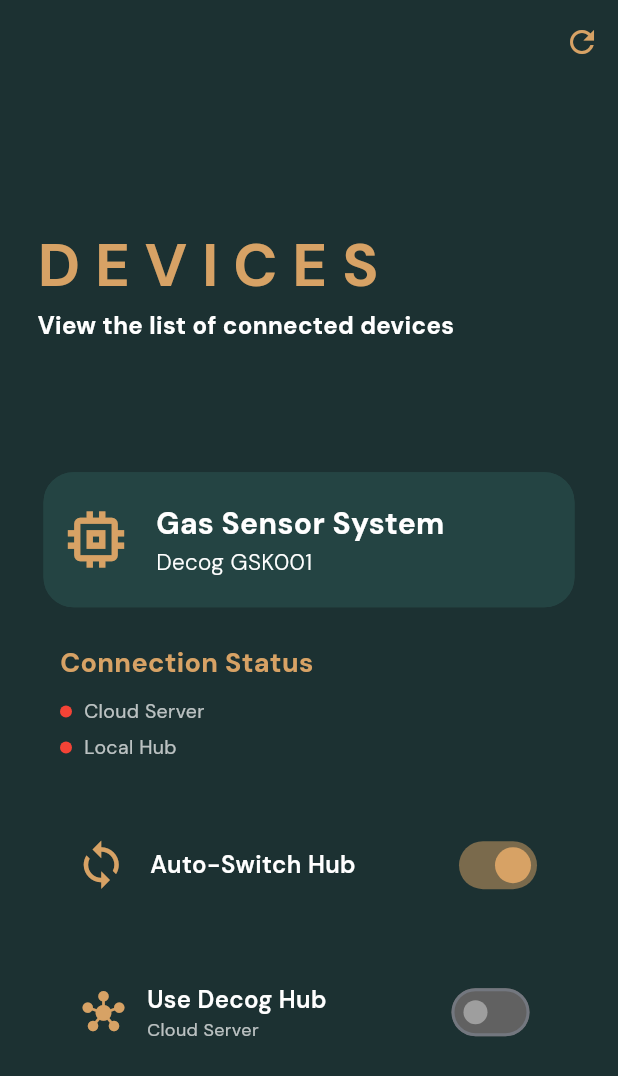
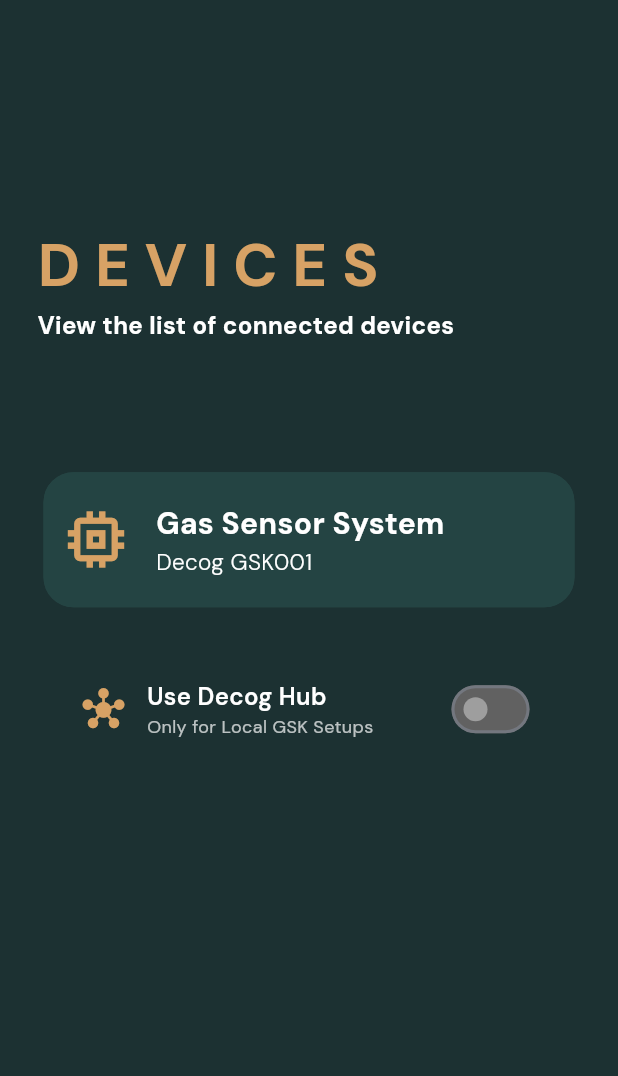
Before and after one commit to DatDevSteve/decog-gsk-connect, a Flutter app: the screen it shows after launch, on a phone screen of 412 x 824 dp. Shown: the top 1076 px of the screen. Run offline on Flutter 3.47's test engine with Material 3 defaults, Android fonts, the phone set to English and light mode, and no system bars; our stand-ins replace google_fonts, shared_preferences, supabase_flutter; accounts and stored records are empty.

Commit message:
Refactor Supabase auto-switch logic and UI
Removed manual auto-switch preference and made auto-switching between cloud and local hub always enabled. Added callback notification for auto-switch events. Updated DeviceList UI to remove auto-switch toggle and connection indicators, simplifying hub switching to a manual override for local setups only.

```diff
--- a/lib/config/supabase_config.dart
+++ b/lib/config/supabase_config.dart
@@ -9,13 +9,14 @@ class SupabaseConfig {
   static const String cloudAnonKey = 'sb_publishable_cNRFJ6aCyp7Ry5dqoj8vkg_KN8B-L79';
 
   // Raspberry Pi (Local Hub) credentials via Tailscale
-  // Replace with your actual Raspberry Pi Tailscale IP and credentials
-  static const String localUrl = 'http://100.111.59.127:8000';  // Your Tailscale IP
+  static const String localUrl = 'http://100.111.59.127:8000';
   static const String localAnonKey = 'eyJhbGciOiJIUzI1NiIsInR5cCI6IkpXVCJ9.eyJyb2xlIjoiYW5vbiIsImlzcyI6InN1cGFiYXNlIiwiaWF0IjoxNzY2MDgyNjAwLCJleHAiOjE5MjM4NDkwMDB9.yb7AUzinWDW754uzbUmWDJyJ_H2ZAg_dXeDFiCwxUVQ';
 
-  // Preference keys
+  // Preference key
   static const String _prefKey = 'use_decog_hub';
-  static const String _autoSwitchKey = 'auto_switch_hub';
+
+  // Callback for auto-switch notifications
+  static void Function(String serverType)? onAutoSwitch;
 
   // Get current hub preference
   static Future<bool> isUsingLocalHub() async {
@@ -27,18 +28,6 @@ class SupabaseConfig {
   static Future<void> setUseLocalHub(bool useLocal) async {
     final prefs = await SharedPreferences.getInstance();
     await prefs.setBool(_prefKey, useLocal);
-  }
-
-  // Get auto-switch preference
-  static Future<bool> getAutoSwitch() async {
-    final prefs = await SharedPreferences.getInstance();
-    return prefs.getBool(_autoSwitchKey) ?? true; // Default to true
-  }
-
-  // Save auto-switch preference
-  static Future<void> setAutoSwitch(bool autoSwitch) async {
-    final prefs = await SharedPreferences.getInstance();
-    await prefs.setBool(_autoSwitchKey, autoSwitch);
   }
 
   // Get current credentials based on preference
@@ -65,15 +54,15 @@ class SupabaseConfig {
     }
   }
 
-  // Initialize or reinitialize Supabase
+  // Initialize or reinitialize Supabase with auto-switch ALWAYS enabled
   static Future<void> initializeSupabase({bool forceReinit = false}) async {
     try {
       bool useLocal = await isUsingLocalHub();
-      final autoSwitch = await getAutoSwitch();
+      bool switched = false;
+      String switchedTo = '';
 
-      // Auto-switch logic if enabled
-      if (autoSwitch) {
-        debugPrint('🔄 Auto-switch enabled, checking connectivity...');
+      // Auto-switch logic (ALWAYS enabled)
+      debugPrint('🔄 Auto-switch checking connectivity...');
 
       if (!useLocal) {
         // Try cloud first
@@ -84,6 +73,8 @@ class SupabaseConfig {
           if (localReachable) {
             debugPrint('✅ Local hub reachable, auto-switching...');
             useLocal = true;
+            switched = true;
+            switchedTo = 'Local Hub';
             await setUseLocalHub(true);
           } else {
             debugPrint('⚠️ Both cloud and local unreachable');
@@ -98,10 +89,11 @@ class SupabaseConfig {
           if (cloudReachable) {
             debugPrint('✅ Cloud reachable, auto-switching...');
             useLocal = false;
+            switched = true;
+            switchedTo = 'Cloud Server';
             await setUseLocalHub(false);
           } else {
             debugPrint('⚠️ Both local and cloud unreachable');
-            }
           }
         }
       }
@@ -124,6 +116,11 @@ class SupabaseConfig {
       debugPrint('✅ Supabase initialized successfully');
       debugPrint('📡 Using ${useLocal ? "Local Hub (Raspberry Pi)" : "Cloud Server"}');
       debugPrint('🌐 URL: ${credentials['url']}');
+
+      // Notify if auto-switched
+      if (switched && onAutoSwitch != null) {
+        onAutoSwitch!(switchedTo);
+      }
 
       // Test connection
       await _testConnection(useLocal);
@@ -167,9 +164,9 @@ class SupabaseConfig {
     }
   }
 
-  // Switch between hub and cloud
+  // Switch between hub and cloud manually
   static Future<void> switchHub(bool useLocal) async {
-    debugPrint('🔄 Switching to ${useLocal ? "Local Hub" : "Cloud Server"}...');
+    debugPrint('🔄 Manually switching to ${useLocal ? "Local Hub" : "Cloud Server"}...');
     await setUseLocalHub(useLocal);
     await initializeSupabase(forceReinit: true);
   }
--- a/lib/device_list.dart
+++ b/lib/device_list.dart
@@ -14,7 +14,6 @@ class DeviceList extends StatefulWidget {
 class _DeviceListState extends State<DeviceList> {
   bool showButton = false;
   bool useDecogHub = false;
-  bool autoSwitch = true;
   bool isLoading = true;
   Color clickBorder = const Color.fromRGBO(36, 68, 67, 1);
   Map<String, dynamic>? connectionStatus;
@@ -23,24 +22,33 @@ class _DeviceListState extends State<DeviceList> {
   void initState() {
     super.initState();
     StatusMonitor.stopMonitoring();
+
+    // Set up auto-switch callback
+
     _loadPreferences();
   }
+
+  @override
+  void dispose() {
+    // Clean up callback
+    SupabaseConfig.onAutoSwitch = null;
+    super.dispose();
+  }
+
 
   // Load saved preferences and check connection
   Future<void> _loadPreferences() async {
     final isLocal = await SupabaseConfig.isUsingLocalHub();
-    final autoSwitchEnabled = await SupabaseConfig.getAutoSwitch();
     final status = await SupabaseConfig.getConnectionStatus();
 
     setState(() {
       useDecogHub = isLocal;
-      autoSwitch = autoSwitchEnabled;
       connectionStatus = status;
       isLoading = false;
     });
   }
 
-  // Toggle hub preference
+  // Toggle hub preference manually
   Future<void> _toggleHub(bool value) async {
     setState(() {
       isLoading = true;
@@ -61,8 +69,8 @@ class _DeviceListState extends State<DeviceList> {
           SnackBar(
             content: Text(
               value
-                  ? '✓ Switched to Decog Hub (Local Server)'
-                  : '✓ Switched to Cloud Server',
+                  ? '✓ Switched to Decog Hub'
+                  : '✓ Switched to Decog Cloud',
               style: GoogleFonts.dmSans(
                 fontWeight: FontWeight.bold,
                 color: Colors.white,
@@ -70,8 +78,11 @@ class _DeviceListState extends State<DeviceList> {
             ),
             backgroundColor: const Color.fromRGBO(215, 162, 101, 1),
             duration: const Duration(seconds: 2),
+            behavior: SnackBarBehavior.floating,
+            shape: RoundedRectangleBorder(
+              borderRadius: BorderRadius.circular(10),
           ),
-        );
+        ));
       }
     } catch (e) {
       if (mounted) {
@@ -90,34 +101,13 @@ class _DeviceListState extends State<DeviceList> {
             ),
             backgroundColor: Colors.red,
             duration: const Duration(seconds: 3),
+            behavior: SnackBarBehavior.floating,
+            shape: RoundedRectangleBorder(
+              borderRadius: BorderRadius.circular(10),
           ),
-        );
+        ));
       }
     }
-  }
-
-  // Toggle auto-switch preference
-  Future<void> _toggleAutoSwitch(bool value) async {
-    await SupabaseConfig.setAutoSwitch(value);
-    setState(() {
-      autoSwitch = value;
-    });
-
-    ScaffoldMessenger.of(context).showSnackBar(
-      SnackBar(
-        content: Text(
-          value
-              ? '✓ Auto-switch enabled'
-              : '✓ Auto-switch disabled',
-          style: GoogleFonts.dmSans(
-            fontWeight: FontWeight.bold,
-            color: Colors.white,
-          ),
-        ),
-        backgroundColor: const Color.fromRGBO(215, 162, 101, 1),
-        duration: const Duration(seconds: 2),
-      ),
-    );
   }
 
   // Refresh connection status
@@ -134,30 +124,7 @@ class _DeviceListState extends State<DeviceList> {
     });
   }
 
-  Widget _buildConnectionIndicator(String label, bool? isReachable) {
-    if (isReachable == null) return const SizedBox.shrink();
 
-    return Row(
-      children: [
-        Container(
-          width: 8,
-          height: 8,
-          decoration: BoxDecoration(
-            color: isReachable ? Colors.green : Colors.red,
-            shape: BoxShape.circle,
-          ),
-        ),
-        const SizedBox(width: 8),
-        Text(
-          label,
-          style: GoogleFonts.dmSans(
-            color: Colors.white70,
-            fontSize: 13,
-          ),
-        ),
-      ],
-    );
-  }
 
   @override
   Widget build(BuildContext context) {
@@ -167,12 +134,6 @@ class _DeviceListState extends State<DeviceList> {
       appBar: AppBar(
         automaticallyImplyLeading: false,
         backgroundColor: const Color.fromRGBO(28, 49, 50, 1),
-        actions: [
-          IconButton(
-            icon: const Icon(Icons.refresh, color: Color.fromRGBO(215, 162, 101, 1)),
-            onPressed: _refreshStatus,
-          ),
-        ],
       ),
       backgroundColor: const Color.fromRGBO(28, 49, 50, 1),
       body: Padding(
@@ -267,96 +228,13 @@ class _DeviceListState extends State<DeviceList> {
                   ),
                 ),
               ),
-
-              const SizedBox(height: 5),
-
-              // Connection Status Card
-              if (connectionStatus != null)
-                Padding(
-                  padding: const EdgeInsets.fromLTRB(0, 0, 10, 0),
-                  child: Container(
-                    padding: const EdgeInsets.all(15),
-                    decoration: BoxDecoration(
-                      //color: const Color.fromRGBO(36, 68, 67, 1),
-                      borderRadius: BorderRadius.circular(15),
-                    ),
-                    child: Column(
-                      crossAxisAlignment: CrossAxisAlignment.start,
-                      children: [
-                        Text(
-                          'Connection Status',
-                          style: GoogleFonts.dmSans(
-                            color: const Color.fromRGBO(215, 162, 101, 1),
-                            fontWeight: FontWeight.bold,
-                            fontSize: 18,
-                          ),
-                        ),
-                        const SizedBox(height: 10),
-                        _buildConnectionIndicator(
-                          'Cloud Server',
-                          connectionStatus!['cloudReachable'],
-                        ),
-                        const SizedBox(height: 5),
-                        _buildConnectionIndicator(
-                          'Local Hub',
-                          connectionStatus!['localReachable'],
-                        ),
-                      ],
-                    ),
-                  ),
-                ),
-
-              const SizedBox(height: 10),
-
-              // Auto-Switch Toggle
-              Padding(
-                padding: const EdgeInsets.all(5.0),
-                child: Container(
-                  padding: const EdgeInsets.symmetric(horizontal: 20, vertical: 15),
-                  decoration: BoxDecoration(
-                    //color: const Color.fromRGBO(36, 68, 67, 1),
-                    borderRadius: BorderRadius.circular(15),
-                  ),
-                  child: Row(
-                    children: [
-                      const Icon(
-                        Icons.sync,
-                        color: Color.fromRGBO(215, 162, 101, 1),
-                        size: 35,
-                      ),
-                      const SizedBox(width: 15),
-                      Expanded(
-                        child: Text(
-                          "Auto-Switch Hub",
-                          style: GoogleFonts.dmSans(
-                            color: Colors.white,
-                            fontWeight: FontWeight.w600,
-                            fontSize: 16,
-                          ),
-                        ),
-                      ),
-                      Switch(
-                        value: autoSwitch,
-                        onChanged: _toggleAutoSwitch,
-                        activeColor: const Color.fromRGBO(215, 162, 101, 1),
-                        activeTrackColor: const Color.fromRGBO(215, 162, 101, 0.5),
-                        inactiveThumbColor: Colors.grey,
-                        inactiveTrackColor: Colors.grey.shade700,
-                      ),
-                    ],
-                  ),
-                ),
-              ),
-
-              const SizedBox(height: 10),
-
-              // Hub Switch Toggle
+              const SizedBox(height: 20),
+              // Manual Hub Override Toggle
               Padding(
                 padding: const EdgeInsets.all(5.0),
                 child: Container(
                   padding: const EdgeInsets.symmetric(horizontal: 25, vertical: 15),
                   decoration: BoxDecoration(
-                    //color: const Color.fromRGBO(36, 68, 67, 1),
                     borderRadius: BorderRadius.circular(15),
                   ),
                   child: Row(
@@ -380,7 +258,7 @@ class _DeviceListState extends State<DeviceList> {
                               ),
                             ),
                             Text(
-                              useDecogHub ? 'Local Server' : 'Cloud Server',
+                              "Only for Local GSK Setups",
                               style: GoogleFonts.dmSans(
                                 color: Colors.white70,
                                 fontSize: 12,
```
Lines whose indentation alone changed are shown as unchanged.
